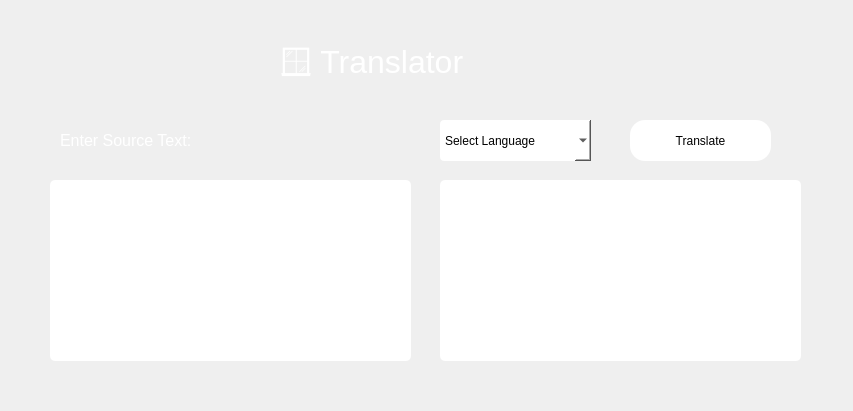
anirudhdabral/OCR_Master, file gui/Translator.ui: the form before one commit.
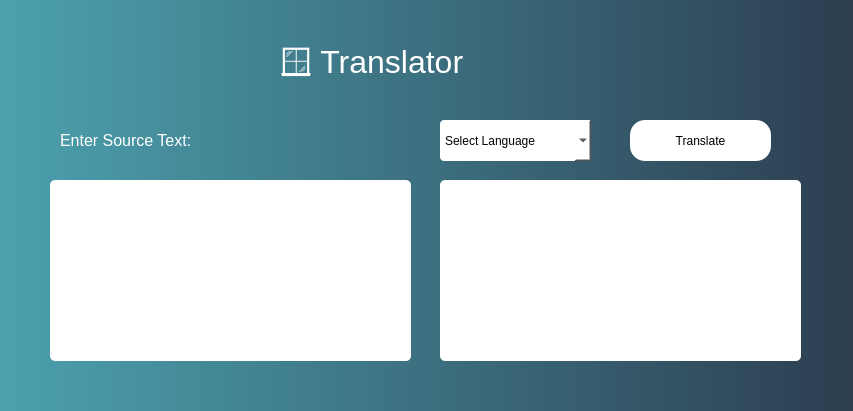
The form after the commit. Icons and pictures are not drawn.

The edit to the form file:
```diff
--- a/gui/Translator.ui
+++ b/gui/Translator.ui
@@ -15,8 +15,7 @@
   </property>
   <property name="styleSheet">
    <string notr="true">QFrame {
-    
-	background-image: url(:/ocr/background.jpg);
+background: qlineargradient( x1:0 y1:0, x2:1 y2:0, stop:0 #4CA1AF, stop:1 #2C3E50);
 }
 QComboBox QAbstractItemView {
     border: 2px solid darkgray;
```
